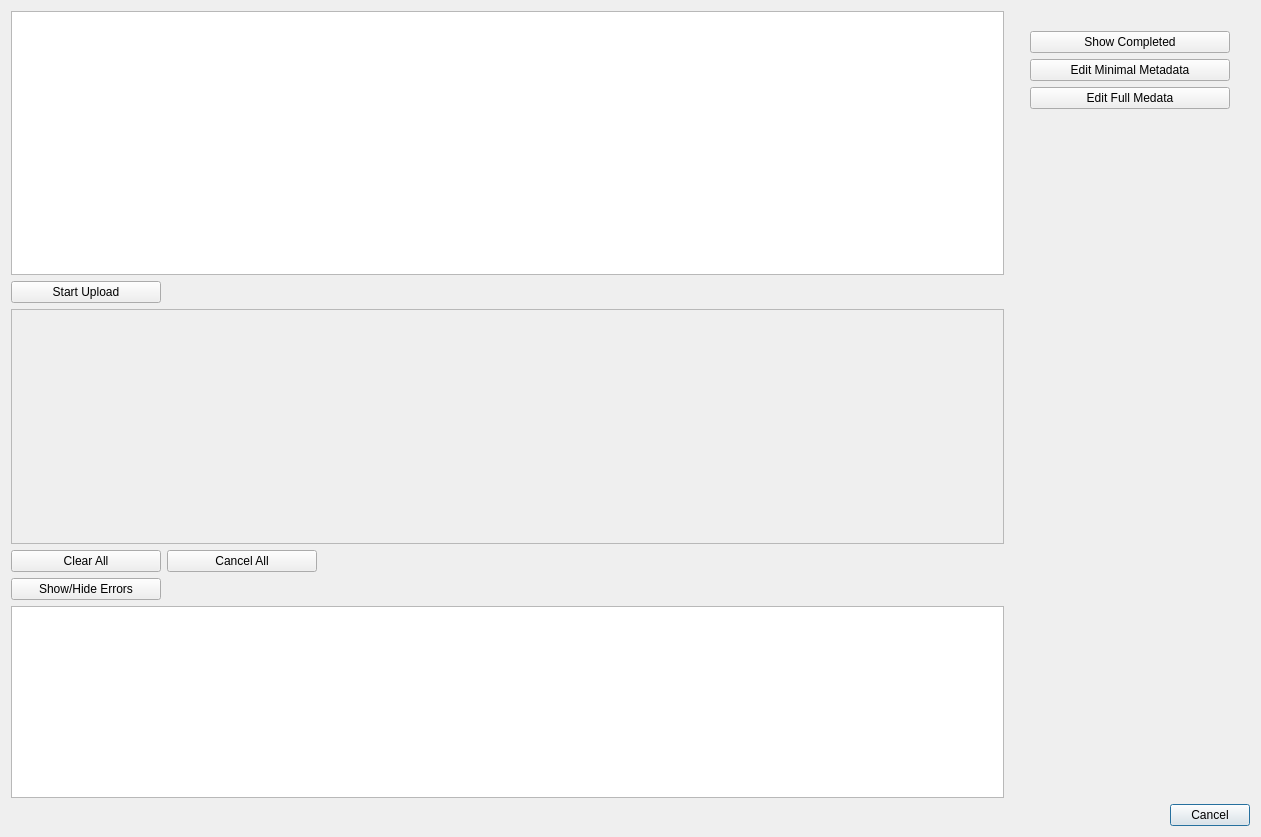
Old version of the form pasta_eln/GUI/dataverse_ui/dataverse_dialog_base.ui in the repository PASTA-ELN/pasta-eln.
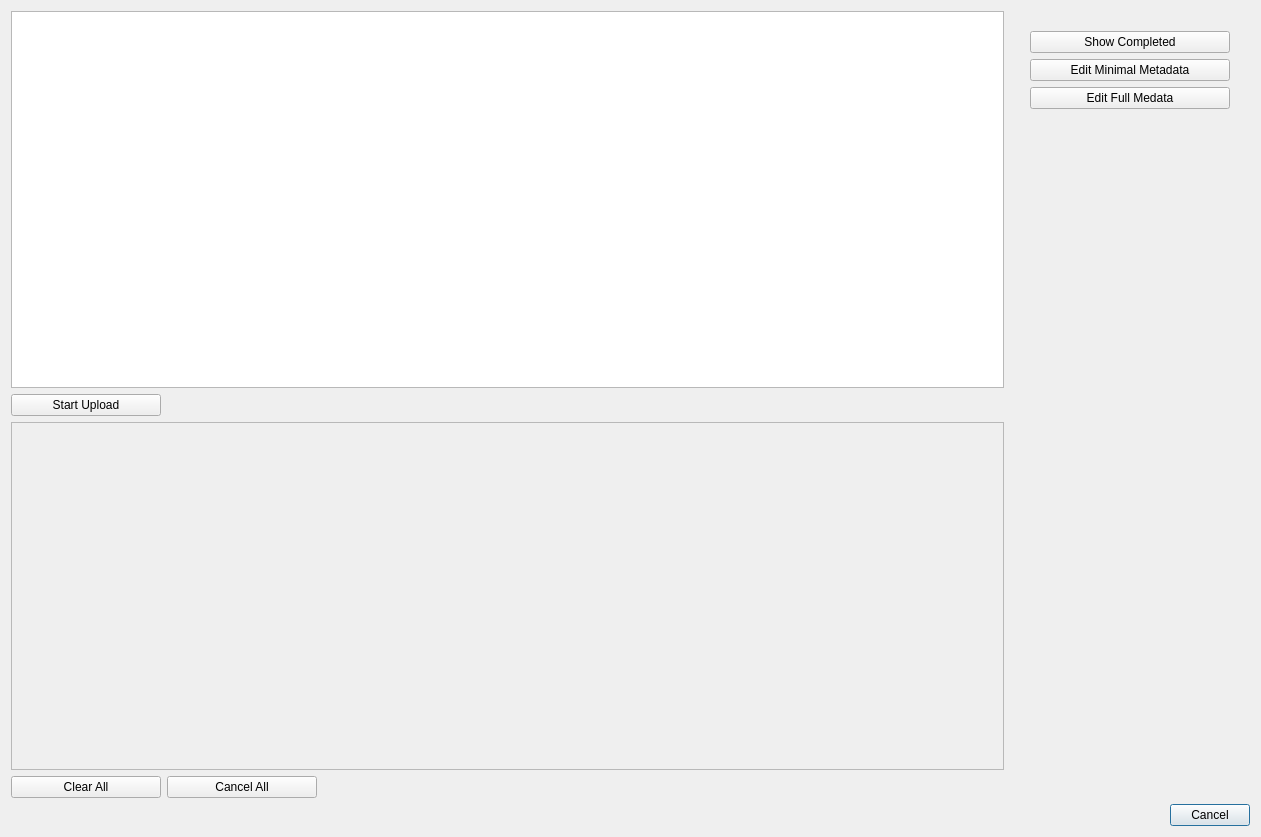
New version of the form.

Commit message: - Modified qt designer UI files for the dataverse upload tool.

```diff
--- a/pasta_eln/GUI/dataverse_ui/dataverse_dialog_base.ui
+++ b/pasta_eln/GUI/dataverse_ui/dataverse_dialog_base.ui
@@ -27,11 +27,15 @@
    <item row="0" column="0">
     <layout class="QHBoxLayout" name="mainHorizontalLayout">
      <item>
-      <layout class="QVBoxLayout" name="mainVerticalLayout" stretch="0,0,0,0">
+      <layout class="QVBoxLayout" name="mainVerticalLayout" stretch="0,0,0">
        <item>
         <layout class="QHBoxLayout" name="scrollAreaHorizontalLayout">
          <item>
-          <widget class="QListView" name="projectsListView"/>
+          <widget class="QListView" name="projectsListView">
+           <property name="toolTip">
+            <string>&lt;html&gt;&lt;head/&gt;&lt;body&gt;&lt;p&gt;&lt;span style=&quot; font-style:italic;&quot;&gt;DIsplays the list of PASTA projects and users can select the projects which needs to uploaded to dataverse.&lt;/span&gt;&lt;/p&gt;&lt;/body&gt;&lt;/html&gt;</string>
+           </property>
+          </widget>
          </item>
         </layout>
        </item>
@@ -81,7 +85,7 @@
               <x>0</x>
               <y>0</y>
               <width>989</width>
-              <height>219</height>
+              <height>335</height>
              </rect>
             </property>
             <layout class="QVBoxLayout" name="verticalLayout">
@@ -143,62 +147,6 @@
          </item>
         </layout>
        </item>
-       <item>
-        <layout class="QVBoxLayout" name="errorConsoleVerticalLayout">
-         <item>
-          <layout class="QHBoxLayout" name="errorButtonsHorizontalLayout">
-           <item>
-            <widget class="QPushButton" name="errorConsolePushButton">
-             <property name="sizePolicy">
-              <sizepolicy hsizetype="Fixed" vsizetype="Fixed">
-               <horstretch>0</horstretch>
-               <verstretch>0</verstretch>
-              </sizepolicy>
-             </property>
-             <property name="minimumSize">
-              <size>
-               <width>150</width>
-               <height>0</height>
-              </size>
-             </property>
-             <property name="text">
-              <string>Show/Hide Errors</string>
-             </property>
-            </widget>
-           </item>
-           <item>
-            <spacer name="horizontalSpacer">
-             <property name="orientation">
-              <enum>Qt::Horizontal</enum>
-             </property>
-             <property name="sizeHint" stdset="0">
-              <size>
-               <width>40</width>
-               <height>20</height>
-              </size>
-             </property>
-            </spacer>
-           </item>
-          </layout>
-         </item>
-         <item>
-          <widget class="QTextEdit" name="errorConsoleTextEdit">
-           <property name="sizePolicy">
-            <sizepolicy hsizetype="Preferred" vsizetype="Fixed">
-             <horstretch>0</horstretch>
-             <verstretch>0</verstretch>
-            </sizepolicy>
-           </property>
-           <property name="minimumSize">
-            <size>
-             <width>0</width>
-             <height>0</height>
-            </size>
-           </property>
-          </widget>
-         </item>
-        </layout>
-       </item>
       </layout>
      </item>
      <item>
```
Left out of the diff: 3 changed lines with no effect on the pictures. The commit also changes 4 other files.
